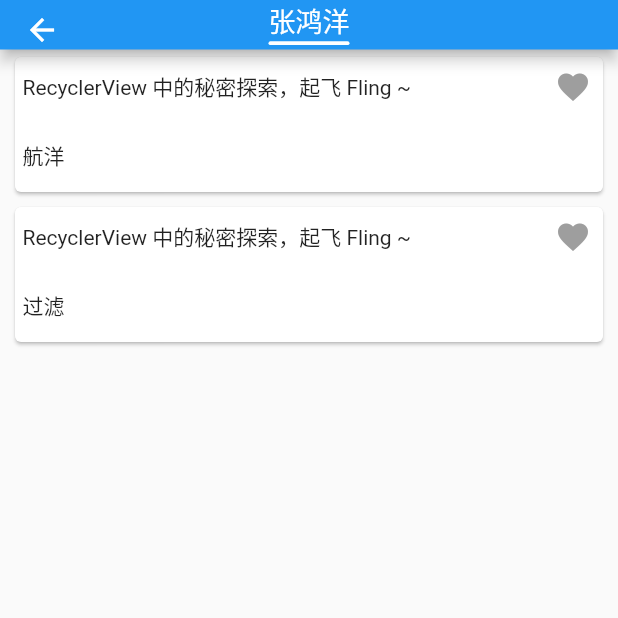
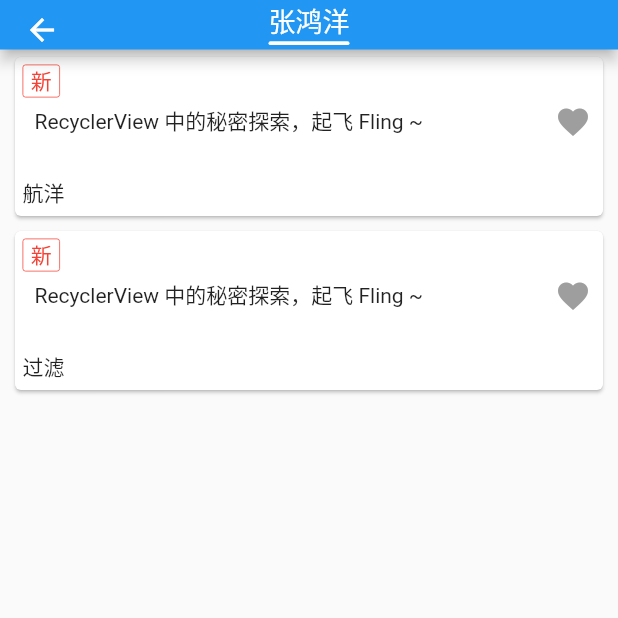
Before and after one commit to a741762308/flutter_wanandroid, a Flutter app: the WechatPublicPage screen opened directly, on a phone screen of 412 x 824 dp, the top half of it. Run offline on Flutter 3.47's test engine with Material 2 defaults, Android fonts, the phone set to English and light mode, and no system bars; drawn by our look-alikes of flutter_html, like_button, pull_to_refresh; our stand-ins replace cached_network_image, card_swiper, convex_bottom_bar, dio, retrofit, rxdart and 1 more; missing offline and left inert: flutter_inappwebview; generated files the repository leaves out were written again; network calls fail; statements that could not run were skipped.

Commit message:
opt: layout opt

```diff
--- a/lib/home/home.dart
+++ b/lib/home/home.dart
@@ -20,7 +20,7 @@ class _HomePageSate extends State<HomePage> with AutomaticKeepAliveClientMixin {
   RefreshController _refreshController =
       RefreshController(initialRefresh: false);
   final _apiService = RestClient(Dio());
-  int _page = 1;
+  int _page = 0;
 
   List<BannerBean> _banners = [
     BannerBean(
@@ -38,7 +38,7 @@ class _HomePageSate extends State<HomePage> with AutomaticKeepAliveClientMixin {
   List<ChapterArticle> _items = [];
 
   void _onRefresh() {
-    _page = 1;
+    _page = 0;
     _getData((bool) {
       if (bool) {
         _refreshController.refreshCompleted();
--- a/lib/http/bean/chapter_bean.dart
+++ b/lib/http/bean/chapter_bean.dart
@@ -31,6 +31,7 @@ class ChapterArticle {
   String? niceDate;
   String? link;
   List<ArticleTag>? tags;
+  bool? fresh = false;
   bool top = false;
 
   ChapterArticle(
@@ -47,6 +48,7 @@ class ChapterArticle {
       this.publishTime,
       this.niceDate,
       required this.link,
+      this.fresh,
       this.tags});
 
   factory ChapterArticle.fromJson(Map<String, dynamic> json) =>
--- a/lib/public/article_list.dart
+++ b/lib/public/article_list.dart
@@ -100,7 +100,6 @@ class _ArticleListState extends State<ArticleListPage>
             return ArticleItem(chapterArticle: _items[i]);
           }),
           itemCount: _items.length,
-          itemExtent: 100,
         ),
       ),
     );
--- a/lib/widget/item_article.dart
+++ b/lib/widget/item_article.dart
@@ -1,5 +1,6 @@
 import 'package:flutter/cupertino.dart';
 import 'package:flutter/material.dart';
+import 'package:flutter_html/flutter_html.dart';
 import 'package:flutter_wanandroid_app/http/bean/chapter_bean.dart';
 import 'package:flutter_wanandroid_app/web/web_view.dart';
 import 'package:like_button/like_button.dart';
@@ -7,8 +8,7 @@ import 'package:like_button/like_button.dart';
 class ArticleItem extends StatefulWidget {
   final ChapterArticle chapterArticle;
 
-  const ArticleItem({Key? key, required this.chapterArticle})
-      : super(key: key);
+  const ArticleItem({Key? key, required this.chapterArticle}) : super(key: key);
 
   @override
   State<StatefulWidget> createState() {
@@ -49,14 +49,39 @@ class _ArticleItemState extends State<ArticleItem> {
               Row(
                 children: [
                   Offstage(
-                    offstage: widget.chapterArticle.top == false,
+                    offstage: !widget.chapterArticle.top,
                     child: Container(
+                      decoration: BoxDecoration(
+                          border: Border.all(
+                            color: Colors.red,
+                            width: 0.5,
+                          ),
+                          borderRadius: BorderRadius.all(Radius.circular(2))),
+                      padding: EdgeInsets.fromLTRB(5, 0, 5, 0),
+                      margin: EdgeInsets.only(right: 10),
                       child: Text(
                         "置顶",
                         style: TextStyle(color: Colors.red),
                       ),
                     ),
                   ),
+                  Offstage(
+                    offstage: widget.chapterArticle.fresh == false,
+                    child: Container(
+                      decoration: BoxDecoration(
+                          border: Border.all(
+                            color: Colors.red,
+                            width: 0.5,
+                          ),
+                          borderRadius: BorderRadius.all(Radius.circular(2))),
+                      padding: EdgeInsets.fromLTRB(5, 0, 5, 0),
+                      margin: EdgeInsets.only(right: 10),
+                      child: Text(
+                        "新",
+                        style: TextStyle(color: Colors.red),
+                      ),
+                    ),
+                  )
                 ],
               ),
               Flex(
@@ -65,7 +90,7 @@ class _ArticleItemState extends State<ArticleItem> {
                 children: [
                   Expanded(
                     flex: 1,
-                    child: Text(widget.chapterArticle.title ?? ""),
+                    child: Html(data: widget.chapterArticle.title ?? ""),
                   ),
                   LikeButton(
                     likeBuilder: (isLike) {
--- a/pubspec.yaml
+++ b/pubspec.yaml
@@ -38,7 +38,7 @@ dependencies:
   like_button: ^2.0.2
   card_swiper: ^1.0.2
   cached_network_image: ^3.0.0
-
+  flutter_html: ^2.1.1
 
 
   # The following adds the Cupertino Icons font to your application.
```
Also changed, not shown: lib/http/bean/chapter_bean.g.dart, pubspec.lock.
